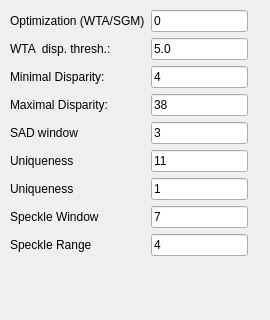
yudanaz/masterthesis, file SegmentationPreprocessor/stereomatching_params.ui: the form before one commit.
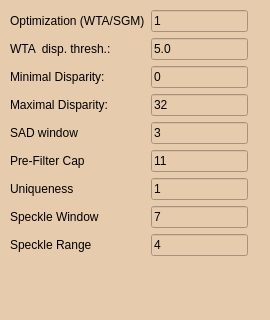
The form after the commit.

The edit to the form file:
```diff
--- a/SegmentationPreprocessor/stereomatching_params.ui
+++ b/SegmentationPreprocessor/stereomatching_params.ui
@@ -13,6 +13,9 @@
   <property name="windowTitle">
    <string>Form</string>
   </property>
+  <property name="styleSheet">
+   <string notr="true">background-color: rgb(231, 203, 173);</string>
+  </property>
   <widget class="QWidget" name="formLayoutWidget">
    <property name="geometry">
     <rect>
@@ -36,7 +39,7 @@
     <item row="0" column="1">
      <widget class="QLineEdit" name="lineEdit_optType">
       <property name="text">
-       <string>0</string>
+       <string>1</string>
       </property>
      </widget>
     </item>
@@ -113,7 +116,7 @@
     <item row="6" column="0">
      <widget class="QLabel" name="label_8">
       <property name="text">
-       <string>Uniqueness</string>
+       <string>Pre-Filter Cap</string>
       </property>
      </widget>
     </item>
@@ -141,14 +144,14 @@
     <item row="4" column="1">
      <widget class="QLineEdit" name="lineEdit_maxDisparity">
       <property name="text">
-       <string>38</string>
+       <string>32</string>
       </property>
      </widget>
     </item>
     <item row="3" column="1">
      <widget class="QLineEdit" name="lineEdit_minDisparity">
       <property name="text">
-       <string>4</string>
+       <string>0</string>
       </property>
      </widget>
     </item>
```
